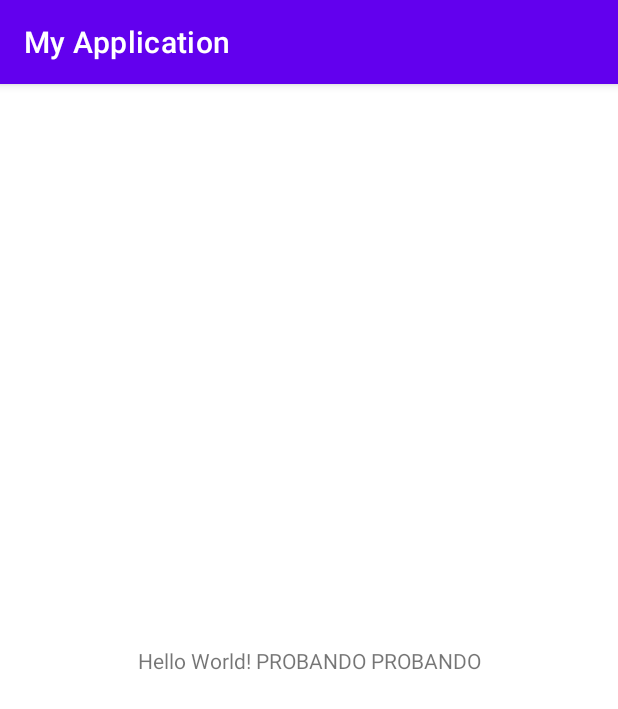
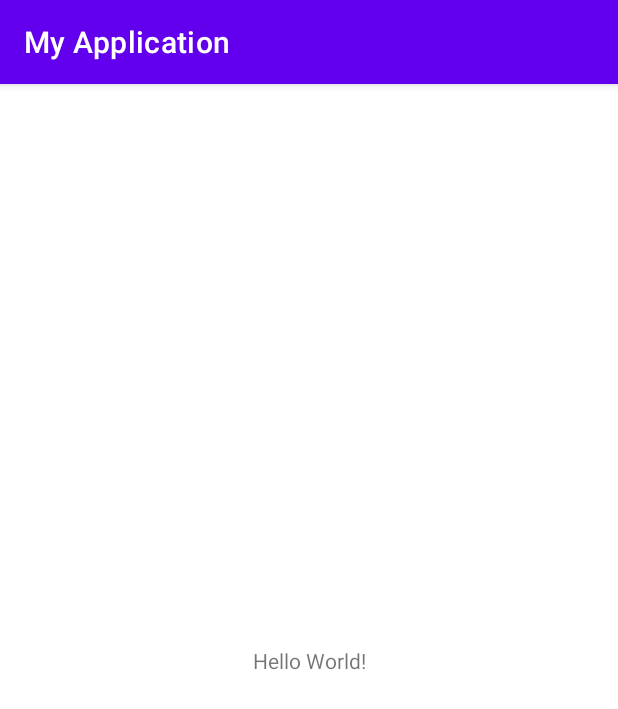
Before and after one commit to mtrivinom/juegoa3m, an Android app: the screen it shows after launch (MainActivity), on a phone screen of 412 x 824 dp. Shown: the top 709 px of the screen. Run offline under Robolectric (Android 15) with nearby library versions, the light colour scheme and no system bars.

Commit message:
Initial Commit

```diff
--- a/app/src/main/res/layout/activity_main.xml
+++ b/app/src/main/res/layout/activity_main.xml
@@ -9,7 +9,7 @@
     <TextView
         android:layout_width="wrap_content"
         android:layout_height="wrap_content"
-        android:text="Hello World! PROBANDO PROBANDO"
+        android:text="Hello World!"
         app:layout_constraintBottom_toBottomOf="parent"
         app:layout_constraintEnd_toEndOf="parent"
         app:layout_constraintStart_toStartOf="parent"
```
